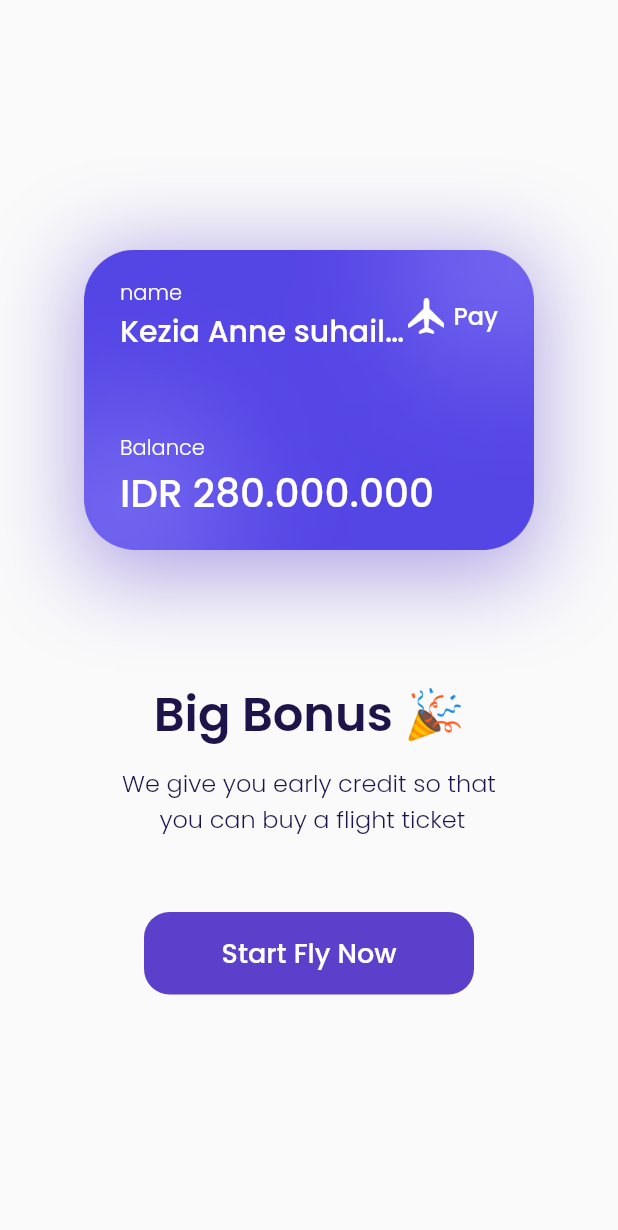
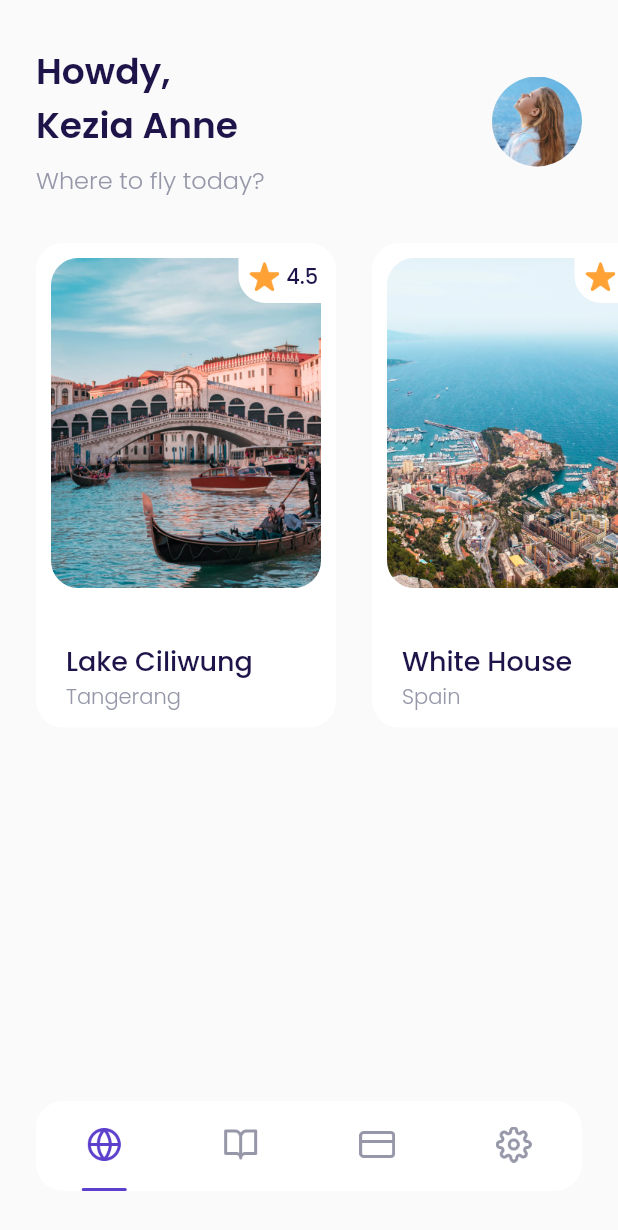
Before and after one commit to Tobils/aeroplane, a Flutter app: the BonusPage screen opened by its route, after a tap on "Start Fly Now", on a phone screen of 412 x 824 dp. Shown: the top 1230 px of the screen. Run offline on Flutter 3.47's test engine with Material 2 defaults, Android fonts, the phone set to English and light mode, and no system bars; our stand-ins replace google_fonts; missing offline and left inert: dart:ffi.

Commit message:
feat: partial home page

```diff
--- a/lib/main.dart
+++ b/lib/main.dart
@@ -1,5 +1,6 @@
 import 'package:aeroplane/ui/pages/bonus_page.dart';
 import 'package:aeroplane/ui/pages/get_started_page.dart';
+import 'package:aeroplane/ui/pages/main_page.dart';
 import 'package:aeroplane/ui/pages/sign_up_page.dart';
 import 'package:aeroplane/ui/pages/splash_page.dart';
 import 'package:flutter/material.dart';
@@ -17,7 +18,8 @@ class MayApp extends StatelessWidget {
         '/': (context) => const SplashPage(),
         '/get-started': (context) => const GetStartedPage(),
         '/sign-up': (context) => const SignUpPage(),
-        '/bonus': (context) => const BonusPage()
+        '/bonus': (context) => const BonusPage(),
+        '/main': (context) => const MainPage(),
       },
     );
   }
--- a/lib/shared/theme.dart
+++ b/lib/shared/theme.dart
@@ -12,6 +12,7 @@ const Color kGreenColor = Color(0xff0EC3AE);
 const Color kRedColor = Color(0xffEB70A5);
 const Color kBackgroundColor = Color(0xffFAFAFA);
 const Color kInactiveColor = Color(0xffDBD7EC);
+const Color kTransparentColor = Colors.transparent;
 
 TextStyle blackTextStyle = GoogleFonts.poppins(color: kBlackColor);
 TextStyle whiteTextStyle = GoogleFonts.poppins(color: kWhiteColor);
--- a/lib/ui/pages/bonus_page.dart
+++ b/lib/ui/pages/bonus_page.dart
@@ -1,6 +1,7 @@
 import 'dart:ffi';
 
 import 'package:aeroplane/shared/theme.dart';
+import 'package:aeroplane/ui/widgets/custom_button.dart';
 import 'package:flutter/material.dart';
 
 class BonusPage extends StatelessWidget {
@@ -133,23 +134,12 @@ class BonusPage extends StatelessWidget {
     }
 
     Widget buttonSubmit() {
-      return SizedBox(
-        height: 55,
+      return CustomButton(
+        title: "Start Fly Now",
+        onPressed: () {
+          Navigator.pushNamed(context, '/main');
+        },
         width: 220,
-        child: TextButton(
-          onPressed: () {},
-          style: TextButton.styleFrom(
-              backgroundColor: kPrimaryColor,
-              shape: RoundedRectangleBorder(
-                  borderRadius: BorderRadius.circular(defaultRadius))),
-          child: Text(
-            "Start Fly Now",
-            style: whiteTextStyle.copyWith(
-              fontSize: 18,
-              fontWeight: medium,
-            ),
-          ),
-        ),
       );
     }
 
--- /dev/null
+++ b/lib/ui/pages/home_page.dart
@@ -0,0 +1,95 @@
+import 'package:aeroplane/shared/theme.dart';
+import 'package:aeroplane/ui/widgets/destination_card.dart';
+import 'package:flutter/material.dart';
+
+class HomePage extends StatelessWidget {
+  const HomePage({super.key});
+
+  @override
+  Widget build(BuildContext context) {
+    Widget header() {
+      return Container(
+        margin: EdgeInsets.only(
+          left: defaultMargin,
+          right: defaultMargin,
+          top: 30,
+        ),
+        child: Row(
+          children: [
+            Expanded(
+              child: Column(
+                crossAxisAlignment: CrossAxisAlignment.start,
+                children: [
+                  Text(
+                    "Howdy,\nKezia Anne",
+                    style: blackTextStyle.copyWith(
+                      fontSize: 24,
+                      fontWeight: semiBold,
+                    ),
+                    overflow: TextOverflow.ellipsis,
+                  ),
+                  const SizedBox(
+                    height: 6,
+                  ),
+                  Text(
+                    "Where to fly today?",
+                    style: greyTextStyle.copyWith(
+                      fontSize: 16,
+                      fontWeight: light,
+                    ),
+                  )
+                ],
+              ),
+            ),
+            Container(
+              height: 60,
+              width: 60,
+              decoration: const BoxDecoration(
+                  shape: BoxShape.circle,
+                  image: DecorationImage(
+                      image: AssetImage('assets/image_profile.png'))),
+            )
+          ],
+        ),
+      );
+    }
+
+    Widget popularDestinations() {
+      return Container(
+        margin: const EdgeInsets.only(top: 30),
+        child: const SingleChildScrollView(
+          scrollDirection: Axis.horizontal,
+          child: Row(
+            children: [
+              DestinationCard(
+                imageUrl: 'assets/image_destination1.png',
+                name: 'Lake Ciliwung',
+                location: 'Tangerang',
+                rating: 4.5,
+              ),
+              DestinationCard(
+                imageUrl: 'assets/image_destination3.png',
+                name: 'White House',
+                location: 'Spain',
+                rating: 4.8,
+              ),
+              DestinationCard(
+                imageUrl: 'assets/image_destination4.png',
+                name: 'Hill Heyo',
+                location: 'Monaco',
+                rating: 4.9,
+              ),
+            ],
+          ),
+        ),
+      );
+    }
+
+    return ListView(
+      children: [
+        header(),
+        popularDestinations(),
+      ],
+    );
+  }
+}
--- /dev/null
+++ b/lib/ui/pages/main_page.dart
@@ -0,0 +1,63 @@
+import 'package:aeroplane/shared/theme.dart';
+import 'package:aeroplane/ui/pages/home_page.dart';
+import 'package:aeroplane/ui/widgets/custom_bottom_navigation_item.dart';
+import 'package:flutter/material.dart';
+
+class MainPage extends StatelessWidget {
+  const MainPage({super.key});
+
+  @override
+  Widget build(BuildContext context) {
+    Widget buildContent() {
+      return const HomePage();
+    }
+
+    Widget customBottomNavigation() {
+      return Align(
+        alignment: Alignment.bottomCenter,
+        child: Container(
+          margin: EdgeInsets.only(
+            left: defaultMargin,
+            right: defaultMargin,
+            bottom: 30,
+          ),
+          width: double.infinity,
+          height: 60,
+          decoration: BoxDecoration(
+              color: kWhiteColor,
+              borderRadius: BorderRadius.circular(
+                18,
+              )),
+          child: const Row(
+            mainAxisAlignment: MainAxisAlignment.spaceAround,
+            children: [
+              CustomBottomNavigationItem(
+                imageUrl: "assets/icon_home.png",
+                isSelected: true,
+              ),
+              CustomBottomNavigationItem(
+                imageUrl: "assets/icon_book.png",
+              ),
+              CustomBottomNavigationItem(
+                imageUrl: "assets/icon_card.png",
+              ),
+              CustomBottomNavigationItem(
+                imageUrl: "assets/icon_setting.png",
+              ),
+            ],
+          ),
+        ),
+      );
+    }
+
+    return Scaffold(
+      backgroundColor: kBackgroundColor,
+      body: SafeArea(
+        child: Stack(children: [
+          buildContent(),
+          customBottomNavigation(),
+        ]),
+      ),
+    );
+  }
+}
--- a/lib/ui/pages/splash_page.dart
+++ b/lib/ui/pages/splash_page.dart
@@ -1,7 +1,6 @@
 import 'dart:async';
 
 import 'package:aeroplane/shared/theme.dart';
-import 'package:aeroplane/ui/pages/get_started_page.dart';
 import 'package:flutter/material.dart';
 
 class SplashPage extends StatefulWidget {
--- /dev/null
+++ b/lib/ui/widgets/custom_bottom_navigation_item.dart
@@ -0,0 +1,34 @@
+import 'package:flutter/material.dart';
+
+import '../../shared/theme.dart';
+
+class CustomBottomNavigationItem extends StatelessWidget {
+  final String imageUrl;
+  final bool isSelected;
+  const CustomBottomNavigationItem(
+      {super.key, required this.imageUrl, this.isSelected = false});
+
+  @override
+  Widget build(BuildContext context) {
+    return Column(
+      mainAxisAlignment: MainAxisAlignment.spaceBetween,
+      children: [
+        const SizedBox(),
+        Container(
+          width: 24,
+          height: 24,
+          decoration: BoxDecoration(
+              image: DecorationImage(image: AssetImage(imageUrl))),
+        ),
+        Container(
+          height: 2,
+          width: 30,
+          decoration: BoxDecoration(
+            color: isSelected ? kPrimaryColor : kTransparentColor,
+            borderRadius: BorderRadius.circular(18),
+          ),
+        )
+      ],
+    );
+  }
+}
--- /dev/null
+++ b/lib/ui/widgets/custom_button.dart
@@ -0,0 +1,37 @@
+import 'package:flutter/material.dart';
+
+import '../../shared/theme.dart';
+
+class CustomButton extends StatelessWidget {
+  final String title;
+  final double width;
+  final Function() onPressed;
+  final EdgeInsets margin;
+  const CustomButton({
+    super.key,
+    required this.title,
+    this.width = double.infinity,
+    this.margin = EdgeInsets.zero,
+    required this.onPressed,
+  });
+
+  @override
+  Widget build(BuildContext context) {
+    return Container(
+      width: width,
+      height: 55,
+      margin: margin,
+      child: TextButton(
+        onPressed: onPressed,
+        style: TextButton.styleFrom(
+            backgroundColor: kPrimaryColor,
+            shape: RoundedRectangleBorder(
+                borderRadius: BorderRadius.circular(defaultRadius))),
+        child: Text(
+          title,
+          style: whiteTextStyle.copyWith(fontSize: 18, fontWeight: medium),
+        ),
+      ),
+    );
+  }
+}
--- /dev/null
+++ b/lib/ui/widgets/destination_card.dart
@@ -0,0 +1,104 @@
+import 'package:flutter/material.dart';
+
+import '../../shared/theme.dart';
+
+class DestinationCard extends StatelessWidget {
+  final String imageUrl;
+  final String name;
+  final String location;
+  final double rating;
+  const DestinationCard(
+      {super.key,
+      required this.imageUrl,
+      required this.name,
+      required this.location,
+      this.rating = 0.0});
+
+  @override
+  Widget build(BuildContext context) {
+    return Container(
+      width: 200,
+      height: 323,
+      padding: const EdgeInsets.all(10),
+      margin: EdgeInsets.only(left: defaultMargin),
+      decoration: BoxDecoration(
+        borderRadius: BorderRadius.circular(18),
+        color: kWhiteColor,
+      ),
+      child: Column(
+        mainAxisAlignment: MainAxisAlignment.spaceBetween,
+        crossAxisAlignment: CrossAxisAlignment.start,
+        children: [
+          Container(
+            width: 180,
+            height: 220,
+            decoration: BoxDecoration(
+              image: DecorationImage(
+                image: AssetImage(imageUrl),
+              ),
+              borderRadius: BorderRadius.circular(18),
+            ),
+            child: Align(
+              alignment: Alignment.topRight,
+              child: Container(
+                width: 55,
+                height: 30,
+                padding: const EdgeInsets.only(left: 5, bottom: 5),
+                decoration: const BoxDecoration(
+                  borderRadius: BorderRadius.only(
+                    bottomLeft: Radius.circular(18),
+                  ),
+                  color: kWhiteColor,
+                ),
+                child: Row(
+                  mainAxisAlignment: MainAxisAlignment.center,
+                  children: [
+                    Container(
+                      width: 20,
+                      height: 20,
+                      margin: EdgeInsets.only(right: 5),
+                      decoration: const BoxDecoration(
+                        image: DecorationImage(
+                          image: AssetImage('assets/icon_star.png'),
+                        ),
+                      ),
+                    ),
+                    Text(
+                      rating.toString(),
+                      style: blackTextStyle.copyWith(
+                        fontWeight: medium,
+                        fontSize: 14,
+                      ),
+                    )
+                  ],
+                ),
+              ),
+            ),
+          ),
+          Container(
+            margin: EdgeInsets.only(left: 10),
+            child: Column(
+              crossAxisAlignment: CrossAxisAlignment.start,
+              children: [
+                Text(
+                  name,
+                  style: blackTextStyle.copyWith(
+                    fontSize: 18,
+                    fontWeight: medium,
+                  ),
+                ),
+                Text(
+                  location,
+                  style: greyTextStyle.copyWith(
+                    fontSize: 14,
+                    fontWeight: light,
+                  ),
+                )
+              ],
+            ),
+          ),
+        ],
+      ),
+    );
+  }
+}
```
Also changed, not shown: lib/ui/pages/get_started_page.dart (+6 -17 lines), lib/ui/pages/sign_up_page.dart (+22 -111 lines), lib/ui/widgets/custom_text_form_field.dart (added, +43 -0 lines).
